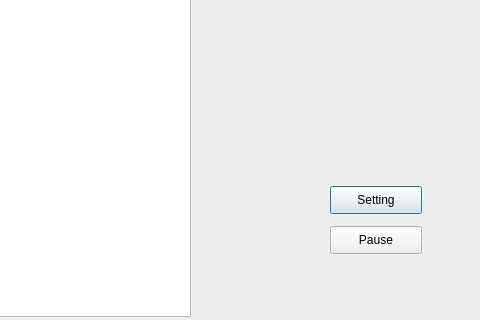
Qt form cgamedlg.ui (sisifuCha/DS-Final-Game) before a commit; both pictures show x 320 to 800 and y 184 to 504 of the 800 by 621 pixel window.
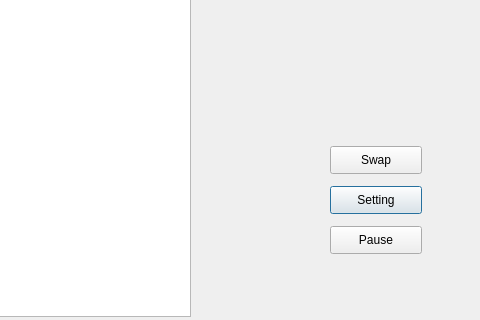
The same form after that commit.

```diff
--- a/cgamedlg.ui
+++ b/cgamedlg.ui
@@ -93,6 +93,19 @@
     </rect>
    </property>
   </widget>
+  <widget class="QPushButton" name="SwapButton">
+   <property name="geometry">
+    <rect>
+     <x>650</x>
+     <y>330</y>
+     <width>92</width>
+     <height>28</height>
+    </rect>
+   </property>
+   <property name="text">
+    <string>Swap</string>
+   </property>
+  </widget>
  </widget>
  <resources/>
  <connections/>
```
